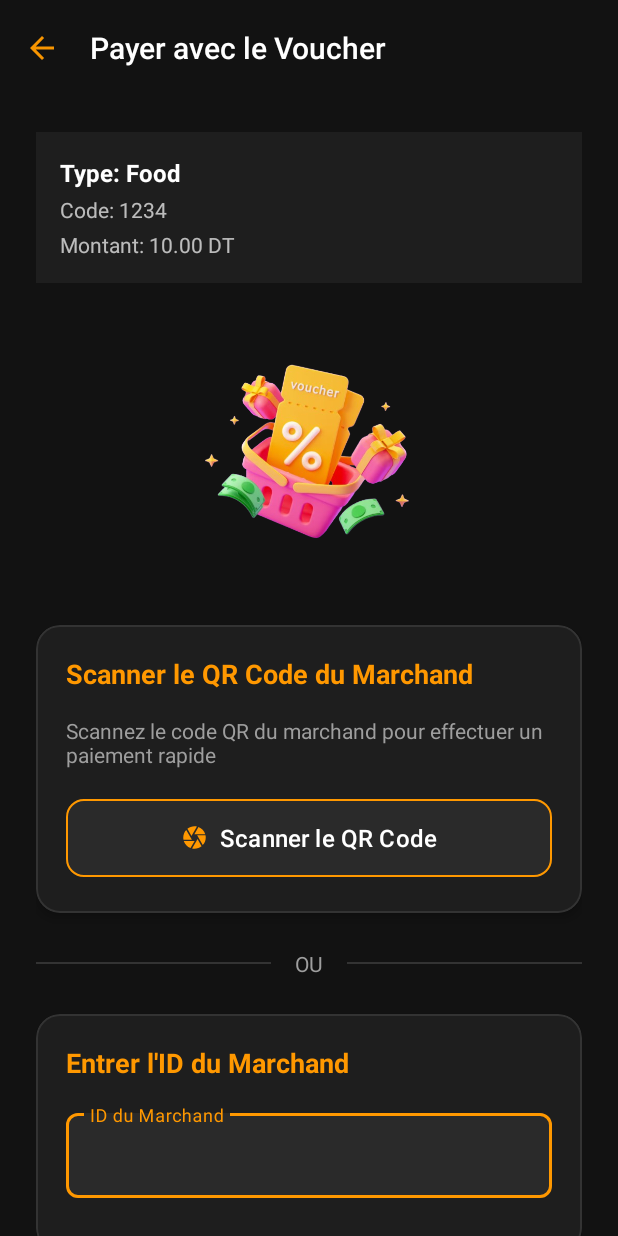
After one commit to AbdelliBrahim0/Wallet_App, an Android app: the PayerVoucher screen opened directly, with no data from a screen before it, on a phone screen of 412 x 824 dp. The commit adds this screen. Run offline under Robolectric (Android 15) with nearby library versions, the phone set to English and light mode, and no system bars; our stand-ins replace CircleImageView, Firebase (no records; nobody signed in at launch, a user with empty details on screens opened directly).

Commit message:
vocuher done

```diff
--- a/app/src/main/java/com/example/be9ik_wallet/Voucher.java
+++ b/app/src/main/java/com/example/be9ik_wallet/Voucher.java
@@ -61,7 +61,9 @@ public class Voucher extends AppCompatActivity {
         // Configure the RecyclerView
         vouchersRecyclerView.setLayoutManager(new LinearLayoutManager(this));
         voucherAdapter = new VoucherAdapter(voucher -> {
-            // Handle voucher click if necessary
+            Intent intent = new Intent(Voucher.this, PayerVoucher.class);
+            intent.putExtra("voucherId", voucher.getId()); // Pass voucher ID if needed
+            startActivity(intent);
         });
         vouchersRecyclerView.setAdapter(voucherAdapter);
 
--- a/app/src/main/java/com/example/be9ik_wallet/VoucherClass.java
+++ b/app/src/main/java/com/example/be9ik_wallet/VoucherClass.java
@@ -1,4 +1,6 @@
 package com.example.be9ik_wallet;
+
+import com.google.firebase.database.PropertyName;
 
 public class VoucherClass {
     private String id;
@@ -48,7 +50,10 @@ public class VoucherClass {
     public long getPurchaseDate() { return purchaseDate; }
     public void setPurchaseDate(long purchaseDate) { this.purchaseDate = purchaseDate; }
 
+    @PropertyName("used")
     public boolean isUsed() { return isUsed; }
+
+    @PropertyName("used")
     public void setUsed(boolean used) { isUsed = used; }
 
     public String getUserId() { return userId; }
--- /dev/null
+++ b/app/src/main/res/layout/activity_payer_voucher.xml
@@ -0,0 +1,317 @@
+<?xml version="1.0" encoding="utf-8"?>
+<androidx.coordinatorlayout.widget.CoordinatorLayout
+    xmlns:android="http://schemas.android.com/apk/res/android"
+    xmlns:app="http://schemas.android.com/apk/res-auto"
+    android:layout_width="match_parent"
+    android:layout_height="match_parent"
+    android:background="#121212"
+    android:id="@+id/main">
+
+    <com.google.android.material.appbar.AppBarLayout
+        android:layout_width="match_parent"
+        android:layout_height="wrap_content"
+        android:background="@android:color/transparent"
+        app:elevation="0dp">
+
+        <androidx.appcompat.widget.Toolbar
+            android:id="@+id/toolbar"
+            android:layout_width="match_parent"
+            android:layout_height="?attr/actionBarSize"
+            app:navigationIcon="@drawable/ic_arrow_back"
+            app:title="Payer avec le Voucher"
+            app:titleTextColor="#FFFFFF"
+            app:titleTextAppearance="@style/TextAppearance.AppCompat.Widget.ActionBar.Title"/>
+    </com.google.android.material.appbar.AppBarLayout>
+
+    <androidx.core.widget.NestedScrollView
+        android:layout_width="match_parent"
+        android:layout_height="match_parent"
+        app:layout_behavior="@string/appbar_scrolling_view_behavior">
+
+        <LinearLayout
+            android:layout_width="match_parent"
+            android:layout_height="wrap_content"
+            android:orientation="vertical"
+            android:padding="24dp">
+
+            <!-- Voucher Details Section -->
+            <LinearLayout
+                android:id="@+id/voucher_details"
+                android:layout_width="match_parent"
+                android:layout_height="wrap_content"
+                android:orientation="vertical"
+                android:padding="16dp"
+                android:background="#1E1E1E"
+                android:layout_marginBottom="16dp"
+                app:cardCornerRadius="12dp">
+
+                <TextView
+                    android:id="@+id/voucher_type"
+                    android:layout_width="wrap_content"
+                    android:layout_height="wrap_content"
+                    android:text="Type: Food"
+                    android:textColor="#FFFFFF"
+                    android:textSize="16sp"
+                    android:textStyle="bold" />
+
+                <TextView
+                    android:id="@+id/voucher_code"
+                    android:layout_width="wrap_content"
+                    android:layout_height="wrap_content"
+                    android:text="Code: 1234"
+                    android:textColor="#B3FFFFFF"
+                    android:textSize="14sp"
+                    android:layout_marginTop="4dp" />
+
+                <TextView
+                    android:id="@+id/voucher_amount"
+                    android:layout_width="wrap_content"
+                    android:layout_height="wrap_content"
+                    android:text="Montant: 10.00 DT"
+                    android:textColor="#B3FFFFFF"
+                    android:textSize="14sp"
+                    android:layout_marginTop="4dp" />
+            </LinearLayout>
+
+            <!-- Illustration -->
+            <ImageView
+                android:layout_width="180dp"
+                android:layout_height="180dp"
+                android:layout_gravity="center"
+                android:layout_marginBottom="32dp"
+                android:src="@drawable/vouch"
+                android:contentDescription="Payment Illustration"/>
+
+            <!-- Scan QR Code Section -->
+            <com.google.android.material.card.MaterialCardView
+                android:layout_width="match_parent"
+                android:layout_height="wrap_content"
+                android:layout_marginBottom="24dp"
+                app:cardCornerRadius="16dp"
+                app:cardElevation="4dp"
+                app:cardBackgroundColor="#1E1E1E"
+                app:strokeWidth="1dp"
+                app:strokeColor="#333333">
+
+                <LinearLayout
+                    android:layout_width="match_parent"
+                    android:layout_height="wrap_content"
+                    android:orientation="vertical"
+                    android:padding="20dp">
+
+                    <TextView
+                        android:layout_width="match_parent"
+                        android:layout_height="wrap_content"
+                        android:text="Scanner le QR Code du Marchand"
+                        android:textSize="18sp"
+                        android:textStyle="bold"
+                        android:textColor="#FF9800"
+                        android:layout_marginBottom="16dp"/>
+
+                    <TextView
+                        android:layout_width="match_parent"
+                        android:layout_height="wrap_content"
+                        android:text="Scannez le code QR du marchand pour effectuer un paiement rapide"
+                        android:textSize="14sp"
+                        android:textColor="#9E9E9E"
+                        android:layout_marginBottom="16dp"/>
+
+                    <com.google.android.material.button.MaterialButton
+                        android:id="@+id/btn_scan_qr"
+                        android:layout_width="match_parent"
+                        android:layout_height="60dp"
+                        android:text="Scanner le QR Code"
+                        android:textSize="16sp"
+                        app:backgroundTint="#2A2A2A"
+                        android:textColor="#FFFFFF"
+                        app:cornerRadius="12dp"
+                        app:icon="@drawable/ic_qr"
+                        app:iconGravity="textStart"
+                        app:iconTint="#FF9800"
+                        app:strokeColor="#FF9800"
+                        app:strokeWidth="1dp"
+                        android:padding="12dp"/>
+                </LinearLayout>
+            </com.google.android.material.card.MaterialCardView>
+
+            <!-- Divider with text -->
+            <LinearLayout
+                android:layout_width="match_parent"
+                android:layout_height="wrap_content"
+                android:orientation="horizontal"
+                android:gravity="center"
+                android:layout_marginBottom="24dp">
+
+                <View
+                    android:layout_width="0dp"
+                    android:layout_height="1dp"
+                    android:layout_weight="1"
+                    android:background="#333333"/>
+
+                <TextView
+                    android:layout_width="wrap_content"
+                    android:layout_height="wrap_content"
+                    android:text="OU"
+                    android:textSize="14sp"
+                    android:textColor="#9E9E9E"
+                    android:paddingStart="16dp"
+                    android:paddingEnd="16dp"/>
+
+                <View
+                    android:layout_width="0dp"
+                    android:layout_height="1dp"
+                    android:layout_weight="1"
+                    android:background="#333333"/>
+            </LinearLayout>
+
+            <!-- Manual ID Entry Section -->
+            <com.google.android.material.card.MaterialCardView
+                android:layout_width="match_parent"
+                android:layout_height="wrap_content"
+                android:layout_marginBottom="24dp"
+                app:cardCornerRadius="16dp"
+                app:cardElevation="4dp"
+                app:cardBackgroundColor="#1E1E1E"
+                app:strokeWidth="1dp"
+                app:strokeColor="#333333">
+
+                <LinearLayout
+                    android:layout_width="match_parent"
+                    android:layout_height="wrap_content"
+                    android:orientation="vertical"
+                    android:padding="20dp">
+
+                    <TextView
+                        android:layout_width="match_parent"
+                        android:layout_height="wrap_content"
+                        android:text="Entrer l'ID du Marchand"
+                        android:textSize="18sp"
+                        android:textStyle="bold"
+                        android:textColor="#FF9800"
+                        android:layout_marginBottom="16dp"/>
+
+                    <com.google.android.material.textfield.TextInputLayout
+                        android:layout_width="match_parent"
+                        android:layout_height="wrap_content"
+                        android:layout_marginBottom="16dp"
+                        app:boxStrokeColor="#FF9800"
+                        app:hintTextColor="#FF9800"
+                        android:textColorHint="#9E9E9E"
+                        app:boxBackgroundColor="#2A2A2A"
+                        app:boxCornerRadiusBottomEnd="8dp"
+                        app:boxCornerRadiusBottomStart="8dp"
+                        app:boxCornerRadiusTopEnd="8dp"
+                        app:boxCornerRadiusTopStart="8dp"
+                        style="@style/Widget.MaterialComponents.TextInputLayout.OutlinedBox">
+
+                        <com.google.android.material.textfield.TextInputEditText
+                            android:id="@+id/et_merchant_id"
+                            android:layout_width="match_parent"
+                            android:layout_height="wrap_content"
+                            android:hint="ID du Marchand"
+                            android:textColor="#FFFFFF"
+                            android:inputType="text"
+                            android:maxLines="1"/>
+                    </com.google.android.material.textfield.TextInputLayout>
+
+                    <!-- Merchant Info Preview (Initially Hidden) -->
+                    <LinearLayout
+                        android:id="@+id/merchant_info_container"
+                        android:layout_width="match_parent"
+                        android:layout_height="wrap_content"
+                        android:orientation="vertical"
+                        android:visibility="gone"
+                        android:layout_marginBottom="16dp">
+
+                        <TextView
+                            android:layout_width="match_parent"
+                            android:layout_height="wrap_content"
+                            android:text="Informations du Marchand"
+                            android:textSize="16sp"
+                            android:textColor="#9E9E9E"
+                            android:layout_marginBottom="8dp"/>
+
+                        <LinearLayout
+                            android:layout_width="match_parent"
+                            android:layout_height="wrap_content"
+                            android:orientation="horizontal"
+                            android:background="#2A2A2A"
+                            android:padding="12dp"
+                            android:gravity="center_vertical"
+                            android:layout_marginBottom="8dp">
+
+                            <ImageView
+                                android:layout_width="40dp"
+                                android:layout_height="40dp"
+                                android:src="@drawable/ic_store"
+                                android:background="@drawable/circle_background"
+                                android:padding="8dp"
+                                android:layout_marginEnd="12dp"/>
+
+                            <LinearLayout
+                                android:layout_width="match_parent"
+                                android:layout_height="wrap_content"
+                                android:orientation="vertical">
+
+                                <TextView
+                                    android:id="@+id/tv_merchant_name"
+                                    android:layout_width="match_parent"
+                                    android:layout_height="wrap_content"
+                                    android:text="Nom du Marchand"
+                                    android:textSize="16sp"
+                                    android:textColor="#FFFFFF"
+                                    android:textStyle="bold"/>
+
+                                <TextView
+                                    android:id="@+id/tv_merchant_address"
+                                    android:layout_width="match_parent"
+                                    android:layout_height="wrap_content"
+                                    android:text="Adresse du Marchand"
+                                    android:textSize="14sp"
+                                    android:textColor="#9E9E9E"/>
+                            </LinearLayout>
+                        </LinearLayout>
+                    </LinearLayout>
+                </LinearLayout>
+            </com.google.android.material.card.MaterialCardView>
+
+            <!-- Payment Button -->
+            <com.google.android.material.button.MaterialButton
+                android:id="@+id/btn_pay"
+                android:layout_width="match_parent"
+                android:layout_height="60dp"
+                android:text="Payer"
+                android:textSize="18sp"
+                app:backgroundTint="#FF9800"
+                android:textColor="#FFFFFF"
+                app:cornerRadius="12dp"
+                app:icon="@drawable/ic_payment_received"
+                app:iconGravity="textStart"
+                app:iconTint="#FFFFFF"
+                android:padding="12dp"/>
+
+            <!-- Security Note -->
+            <LinearLayout
+                android:layout_width="match_parent"
+                android:layout_height="wrap_content"
+                android:orientation="horizontal"
+                android:gravity="center"
+                android:layout_marginTop="16dp">
+
+                <ImageView
+                    android:layout_width="16dp"
+                    android:layout_height="16dp"
+                    android:src="@drawable/ic_security"
+                    app:tint="#9E9E9E"
+                    android:layout_marginEnd="8dp"/>
+
+                <TextView
+                    android:layout_width="wrap_content"
+                    android:layout_height="wrap_content"
+                    android:text="Paiement sécurisé"
+                    android:textSize="14sp"
+                    android:textColor="#9E9E9E"/>
+            </LinearLayout>
+        </LinearLayout>
+    </androidx.core.widget.NestedScrollView>
+</androidx.coordinatorlayout.widget.CoordinatorLayout>
```
Also changed, not shown: app/src/main/AndroidManifest.xml (+7 -0 lines), app/src/main/java/com/example/be9ik_wallet/CustomCaptureActivity.java (added, +7 -0 lines), app/src/main/java/com/example/be9ik_wallet/PayerVoucher.java (added, +283 -0 lines), app/src/main/java/com/example/be9ik_wallet/VoucherAdapter.java (+10 -0 lines), app/src/main/res/drawable/vouch.png (added).
